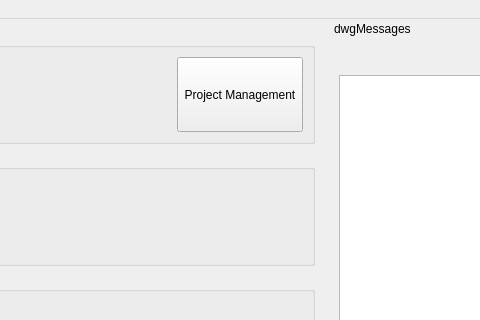
pietr26/OMSI-Tools, file OTModules/OTGeneric/wstart.ui: the form before one commit; both pictures show x 346 to 826 and y 0 to 320 of the 994 by 758 pixel window.
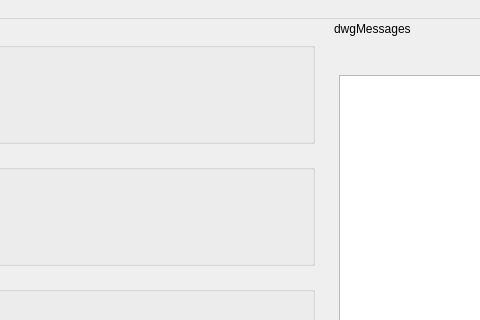
The form after the commit. Icons and pictures are not drawn.

Commit message: Removed wProjectManagement

```diff
--- a/OTModules/OTGeneric/wstart.ui
+++ b/OTModules/OTGeneric/wstart.ui
@@ -144,53 +144,6 @@
          </property>
         </spacer>
        </item>
-       <item>
-        <widget class="QToolButton" name="tbnProjectManagement">
-         <property name="enabled">
-          <bool>true</bool>
-         </property>
-         <property name="minimumSize">
-          <size>
-           <width>75</width>
-           <height>75</height>
-          </size>
-         </property>
-         <property name="baseSize">
-          <size>
-           <width>1</width>
-           <height>1</height>
-          </size>
-         </property>
-         <property name="autoFillBackground">
-          <bool>false</bool>
-         </property>
-         <property name="text">
-          <string>Project Management</string>
-         </property>
-         <property name="icon">
-          <iconset>
-           <normaloff>:/rec/data/icons/iconServer.svg</normaloff>:/rec/data/icons/iconServer.svg</iconset>
-         </property>
-         <property name="iconSize">
-          <size>
-           <width>25</width>
-           <height>25</height>
-          </size>
-         </property>
-         <property name="checkable">
-          <bool>false</bool>
-         </property>
-         <property name="popupMode">
-          <enum>QToolButton::DelayedPopup</enum>
-         </property>
-         <property name="toolButtonStyle">
-          <enum>Qt::ToolButtonTextUnderIcon</enum>
-         </property>
-         <property name="autoRaise">
-          <bool>false</bool>
-         </property>
-        </widget>
-       </item>
       </layout>
      </widget>
     </item>
```
The commit also changes 21 other files.
